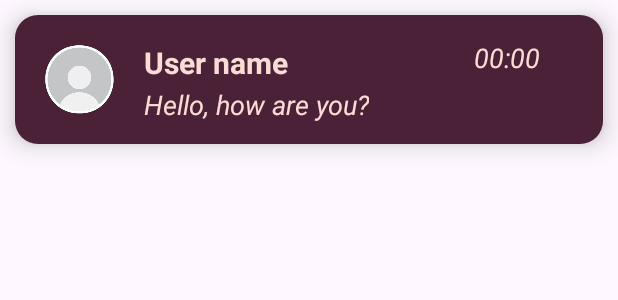
After one commit to AlexandraFrij/LucrareLicenta, an Android app: the layout recent_chat.xml on its own in the app's theme, with its tools: preview values and no code run, on a phone screen of 412 x 824 dp. The commit adds this screen. Shown: the top 300 px of the screen. Run offline under Robolectric (Android 15) with nearby library versions, the phone set to English and light mode, and no system bars.

Commit message:
conversatii recente implementat

```diff
--- a/app/src/main/java/com/example/licenta/ChatPage.java
+++ b/app/src/main/java/com/example/licenta/ChatPage.java
@@ -61,7 +61,7 @@ public class ChatPage extends AppCompatActivity
         goBackBtn.setOnClickListener(new View.OnClickListener() {
             @Override
             public void onClick(View v) {
-                Intent conversation = new Intent(ChatPage.this, SearchUser.class);
+                Intent conversation = new Intent(ChatPage.this, ConversationsPage.class);
                 startActivity(conversation);
             }
         });
--- /dev/null
+++ b/app/src/main/res/layout/recent_chat.xml
@@ -0,0 +1,55 @@
+<?xml version="1.0" encoding="utf-8"?>
+<RelativeLayout
+    xmlns:android="http://schemas.android.com/apk/res/android"
+    android:layout_width="match_parent"
+    android:layout_height="wrap_content"
+    android:background="@drawable/rounded_corners_background"
+    android:layout_margin="10dp"
+    android:elevation="10dp"
+    >
+    <ImageView
+        android:layout_width="55dp"
+        android:layout_height="55dp"
+        android:id="@+id/profile_picture"
+        android:src="@drawable/profile_pic"
+        android:background="@drawable/round_background"
+        android:layout_margin="15dp"
+        />
+
+    <TextView
+        android:layout_width="220dp"
+        android:layout_height="wrap_content"
+        android:text="User name"
+        android:textSize="20sp"
+        android:textStyle="bold"
+        android:textColor="@color/fadcd5"
+        android:layout_marginTop="18dp"
+        android:id="@+id/username"
+        android:layout_toRightOf="@id/profile_picture" />
+
+    <TextView
+        android:layout_width="wrap_content"
+        android:layout_height="wrap_content"
+        android:text="Hello, how are you?"
+        android:textSize="18dp"
+        android:textStyle="italic"
+        android:textColor="@color/fadcd5"
+        android:layout_below="@id/username"
+        android:layout_toRightOf="@id/profile_picture"
+        android:layout_marginTop="2dp"
+        android:id="@+id/last_message" />
+
+    <TextView
+        android:layout_width="wrap_content"
+        android:layout_height="wrap_content"
+        android:text="00:00"
+        android:textSize="18dp"
+        android:textStyle="italic"
+        android:textColor="@color/fadcd5"
+        android:layout_toRightOf="@id/username"
+        android:id="@+id/last_message_time"
+        android:layout_alignParentEnd="true"
+        android:layout_marginEnd="15dp"
+        android:layout_marginTop="16dp"/>
+
+</RelativeLayout>
```
Also changed, not shown: app/src/main/java/com/example/licenta/ConversationsPage.java (+39 -0 lines), app/src/main/java/com/example/licenta/DatabaseHelper.java (+40 -0 lines), app/src/main/java/com/example/licenta/adapter/RecentChatsAdapter.java (added, +65 -0 lines), app/src/main/java/com/example/licenta/holder/RecentChatsViewHolder.java (added, +25 -0 lines), app/src/main/java/com/example/licenta/item/RecentChatsRecyclerViewItem.java (added, +39 -0 lines), app/src/main/java/com/example/licenta/model/ChatRoom.java (added, +35 -0 lines), app/src/main/java/com/example/licenta/model/Chats.java (added, +39 -0 lines), app/src/main/res/layout/conversations_page.xml (+8 -70 lines).
